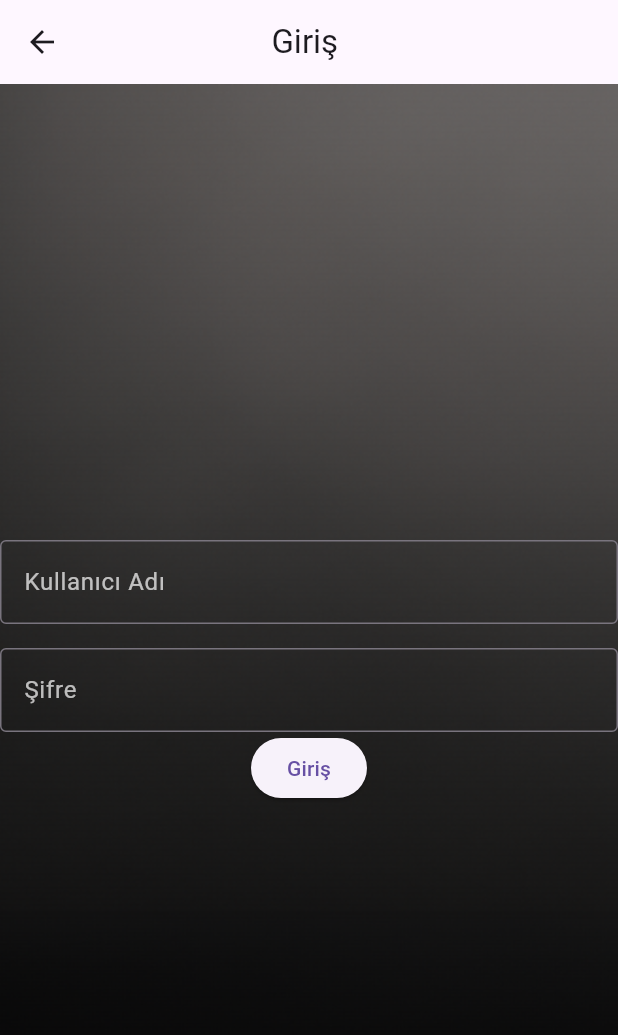
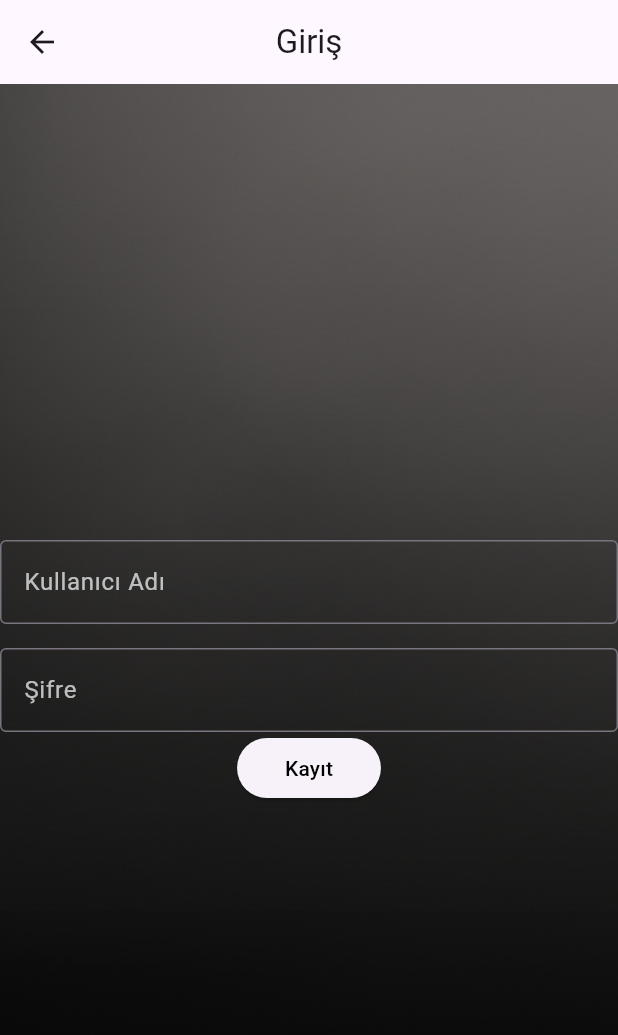
Before and after one commit to Karyabla55/GDSC_SC_Project, a Flutter app: the screen it shows after launch, after a tap on "Giriş Yap", on a phone screen of 412 x 824 dp. Shown: the top 1035 px of the screen. Run offline on Flutter 3.47's test engine with Material 3 defaults, Android fonts, the phone set to English and light mode, and no system bars.

Commit message:
özet aşağıda
drawerHead deki profil tuşu kaldırıldı. mainmenu deki  fotograf netleştirildi siyah gradient arkaplana alındı. Başlıklar centerTitle ile
ortaya alındı. LoginScreen halloldu

```diff
--- a/lib/LoginScreen.dart
+++ b/lib/LoginScreen.dart
@@ -10,7 +10,8 @@ class LoginScreen extends StatelessWidget {
   Widget build(BuildContext context) {
     return Scaffold(
       appBar: AppBar(
-        title: const Text('                    Giriş'),
+        centerTitle: true,
+        title: const Text('Giriş'),
       ),
 
       body: Container(
@@ -51,7 +52,13 @@ class LoginScreen extends StatelessWidget {
                   );
                 },
 
-                child: const Text('Giriş'),
+                child: Container(
+                  padding: EdgeInsets.all(8.0),
+                  child: Text(
+                    'Kayıt',
+                    style: TextStyle(color: Colors.black),
+                  ),
+                ),
               ),
             ],
           ),
--- a/lib/RegisterScreen.dart
+++ b/lib/RegisterScreen.dart
@@ -35,7 +35,8 @@ class RegistrationScreen extends StatelessWidget {
   Widget build(BuildContext context) {
     return Scaffold(
       appBar: AppBar(
-        title: const Text('             Kayıt Ekranı'),
+        centerTitle: true,
+        title: const Text('Kayıt Ekranı'),
         backgroundColor: Colors.white60,
       ),
       body: Container(
--- a/pubspec.yaml
+++ b/pubspec.yaml
@@ -22,5 +22,5 @@ flutter:
     - assets/ana.png
     - assets/anamenü.png
     - assets/kayitolmenu.png
-    - assets/resimler/BackgroundMainMenu.png
+    - assets/resimler/anamenu2.png
     - assets/erkek.jpg
```
Also changed, not shown: lib/mainmenu.dart (+4 -10 lines), assets/resimler/anamenu2.png (added), pubspec.lock.
